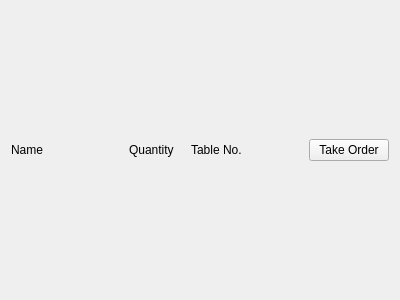
The window that frontend/workspace.ui (therealrahulsahu/se_project) describes before a commit, drawn with Qt 5.
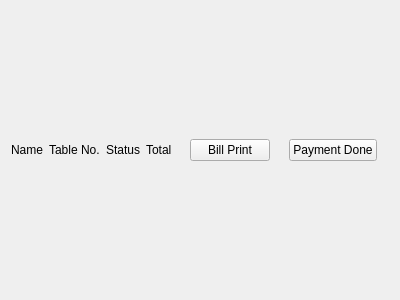
The same window after the commit.

Commit message: Manager On order complete without print btn

The edit to the form file:
```diff
--- a/frontend/workspace.ui
+++ b/frontend/workspace.ui
@@ -28,7 +28,7 @@
     </spacer>
    </item>
    <item>
-    <layout class="QHBoxLayout" name="horizontalLayout_2" stretch="2,1,1,1,1">
+    <layout class="QHBoxLayout" name="horizontalLayout_2" stretch="2,1,1,1,1,1,1,1,1">
      <item>
       <widget class="QLabel" name="lb_name">
        <property name="text">
@@ -36,13 +36,6 @@
        </property>
       </widget>
      </item>
-     <item>
-      <widget class="QLabel" name="lb_quantity">
-       <property name="text">
-        <string>Quantity</string>
-       </property>
-      </widget>
-     </item>
      <item>
       <widget class="QLabel" name="lb_table_no">
        <property name="text">
@@ -50,6 +43,20 @@
        </property>
       </widget>
      </item>
+     <item>
+      <widget class="QLabel" name="lb_status">
+       <property name="text">
+        <string>Status</string>
+       </property>
+      </widget>
+     </item>
+     <item>
+      <widget class="QLabel" name="lb_total">
+       <property name="text">
+        <string>Total</string>
+       </property>
+      </widget>
+     </item>
      <item>
       <spacer name="horizontalSpacer">
        <property name="orientation">
@@ -66,10 +73,43 @@
      <item>
       <widget class="QPushButton" name="bt_take">
        <property name="text">
-        <string>Take Order</string>
+        <string>Bill Print</string>
        </property>
       </widget>
      </item>
+     <item>
+      <spacer name="horizontalSpacer_2">
+       <property name="orientation">
+        <enum>Qt::Horizontal</enum>
+       </property>
+       <property name="sizeHint" stdset="0">
+        <size>
+         <width>40</width>
+         <height>20</height>
+        </size>
+       </property>
+      </spacer>
+     </item>
+     <item>
+      <widget class="QPushButton" name="bt_pay">
+       <property name="text">
+        <string>Payment Done</string>
+       </property>
+      </widget>
+     </item>
+     <item>
+      <spacer name="horizontalSpacer_3">
+       <property name="orientation">
+        <enum>Qt::Horizontal</enum>
+       </property>
+       <property name="sizeHint" stdset="0">
+        <size>
+         <width>40</width>
+         <height>20</height>
+        </size>
+       </property>
+      </spacer>
+     </item>
     </layout>
    </item>
    <item>
```
Left out of the diff: 2 changed lines with no effect on the pictures. The commit also changes 9 other files.
